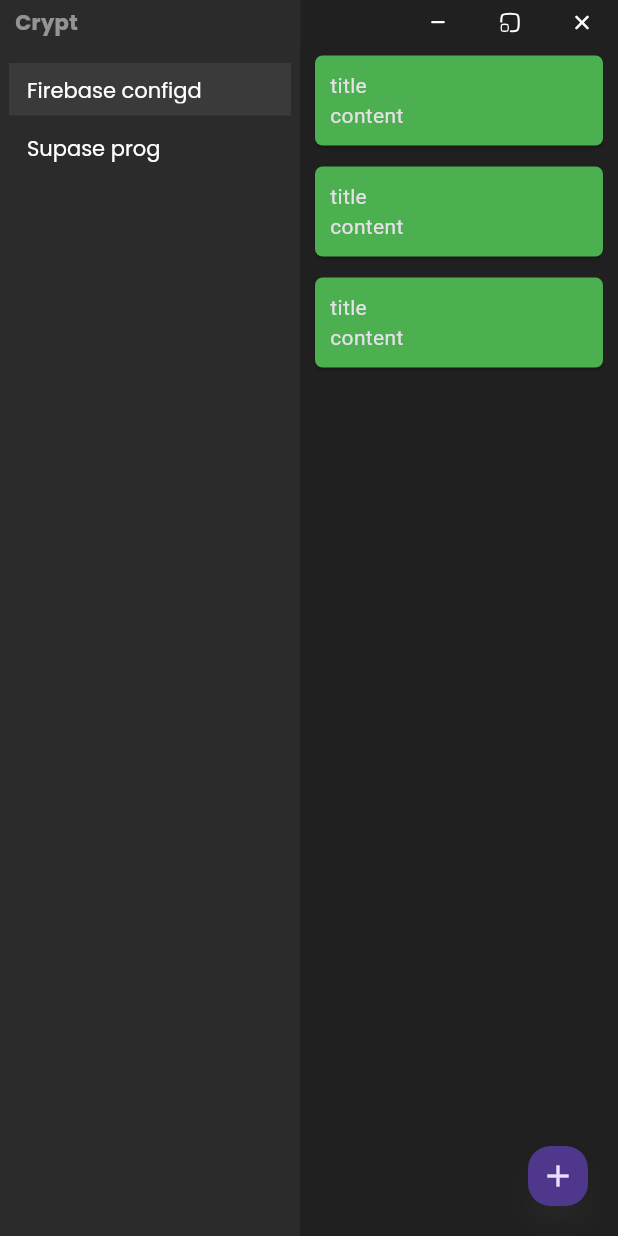
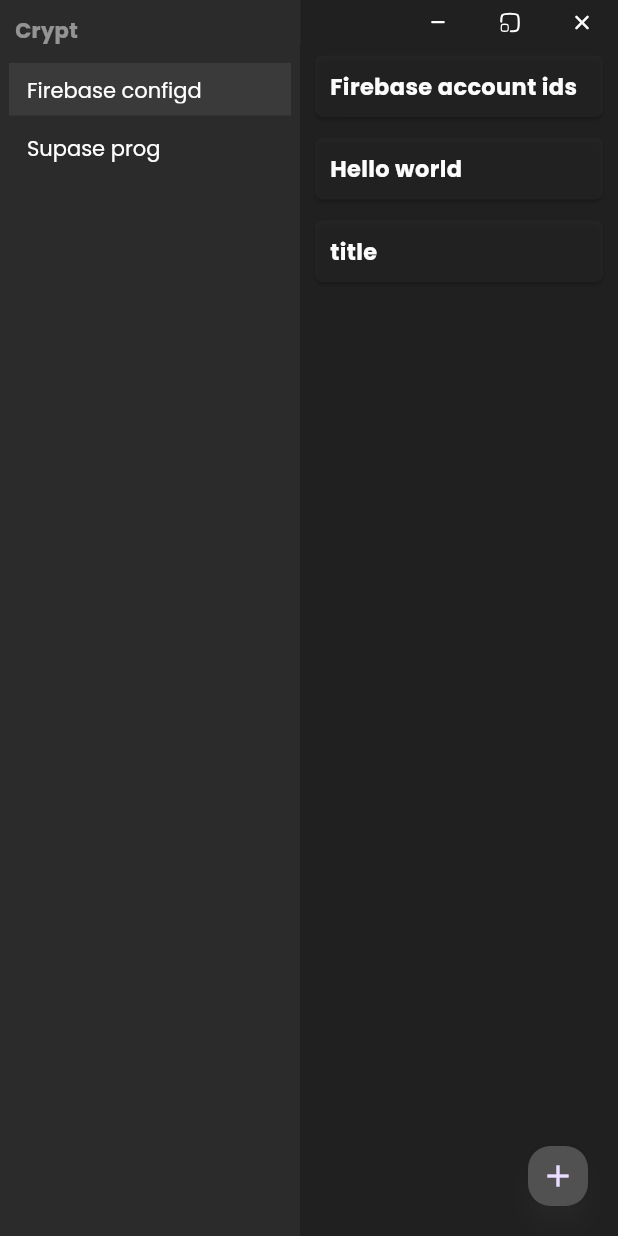
Before and after one commit to Guymaster/crypt, a Flutter app: the screen it shows after launch, on a phone screen of 412 x 824 dp. Run offline on Flutter 3.47's test engine with Material 3 defaults, Android fonts, the phone set to English and light mode, and no system bars; drawn by our look-alikes of expandable; our stand-ins replace flutter_svg, google_fonts, hive; missing offline and left inert: bitsdojo_window, contextual_menu; accounts and stored records are empty.

Commit message:
Setting up file item design and behavior

```diff
--- a/lib/common/styles.dart
+++ b/lib/common/styles.dart
@@ -21,3 +21,23 @@ abstract class CollectionNameTxtStyle {
     );
   }
 }
+
+abstract class FileNameTxtStyle {
+  static TextStyle classic(double size, Color color){
+    return GoogleFonts.poppins(
+        color: color,
+        fontSize: size,
+        fontWeight: FontWeight.bold
+    );
+  }
+}
+
+abstract class FileContentTxtStyle {
+  static TextStyle classic(double size, Color color){
+    return GoogleFonts.poppins(
+        color: color,
+        fontSize: size,
+        fontWeight: FontWeight.w500
+    );
+  }
+}
--- a/lib/pages/registry/components/collection-item.component.dart
+++ b/lib/pages/registry/components/collection-item.component.dart
@@ -1,6 +1,7 @@
 import 'package:crypt/common/styles.dart';
 import 'package:crypt/common/values.dart';
 import 'package:crypt/models/collection.model.dart';
+import 'package:flutter/cupertino.dart';
 import 'package:flutter/material.dart';
 
 class CollectionItem extends StatefulWidget {
@@ -16,6 +17,7 @@ class CollectionItem extends StatefulWidget {
 class _CollectionItemState extends State<CollectionItem> {
   ItemMode mode = ItemMode.VIEW;
   FocusNode focusNode = FocusNode();
+  FocusNode editFieldFocusNode = FocusNode();
   late TextEditingController textEditingController;
 
   @override
@@ -28,6 +30,7 @@ class _CollectionItemState extends State<CollectionItem> {
   @override
   void dispose() {
     focusNode.dispose();
+    editFieldFocusNode.dispose();
     textEditingController.dispose();
     super.dispose();
   }
@@ -98,6 +101,7 @@ class _CollectionItemState extends State<CollectionItem> {
                         onPressed: (){
                           setState(() {
                             mode = ItemMode.EDIT;
+                            editFieldFocusNode.requestFocus();
                           });
                         },
                         iconSize: 15,
@@ -121,7 +125,7 @@ class _CollectionItemState extends State<CollectionItem> {
                               ))
                           ),
                           iconSize: 15,
-                          icon: Icon(Icons.delete)
+                          icon: const Icon(Icons.delete)
                       ),
                     ),
                   ],
@@ -132,6 +136,7 @@ class _CollectionItemState extends State<CollectionItem> {
               height: 35,
               color: ColorPalette.getBlack(1),
               child: TextField(
+                focusNode: editFieldFocusNode,
                 controller: textEditingController,
                 textInputAction: TextInputAction.search,
                 textAlignVertical: TextAlignVertical.center,
@@ -144,7 +149,7 @@ class _CollectionItemState extends State<CollectionItem> {
                   counterText: "",
                   border: InputBorder.none,
                   isDense: true,
-                  contentPadding: EdgeInsets.symmetric(horizontal: 10, vertical: 10)
+                  contentPadding: EdgeInsets.symmetric(horizontal: 10, vertical: 7)
 
                 ),
               ),
--- /dev/null
+++ b/lib/pages/registry/components/file-item-menu.component.dart
@@ -0,0 +1,26 @@
+import 'package:crypt/models/file.model.dart';
+import 'package:flutter/material.dart' hide MenuItem;
+import 'package:contextual_menu/contextual_menu.dart';
+
+Menu FileItemMenu(void Function() onCopy, void Function() onEdit, void Function() onDelete,) => Menu(
+  items: [
+    MenuItem(
+      label: 'Copy',
+      onClick: (_) {
+        onCopy();
+      },
+    ),
+    MenuItem(
+      label: 'Edit',
+      onClick: (_) {
+        onEdit();
+      },
+    ),
+    MenuItem(
+      label: 'Delete',
+      onClick: (_) {
+        onDelete();
+      },
+    ),
+  ],
+);
--- a/lib/pages/registry/components/file-item.component.dart
+++ b/lib/pages/registry/components/file-item.component.dart
@@ -1,36 +1,75 @@
+import 'package:contextual_menu/contextual_menu.dart';
 import 'package:crypt/common/dimensions.dart';
+import 'package:crypt/common/styles.dart';
+import 'package:crypt/common/values.dart';
+import 'package:expandable/expandable.dart';
 import 'package:flutter/material.dart';
 import 'package:crypt/models/file.model.dart';
+import 'package:flutter/services.dart';
 
-class FileItem extends StatelessWidget {
+import 'file-item-menu.component.dart';
+
+class FileItem extends StatefulWidget {
   File file;
-  void Function(String name) onPressed;
-  FileItem({super.key, required this.onPressed, required this.file});
+  Future<void> Function(File file, ({String title, String content}) data) handleEdit;
+  Future<void> Function(File file) handleDelete;
+  FileItem({super.key, required this.handleEdit, required this.handleDelete, required this.file});
+
+  @override
+  State<FileItem> createState() => _FileItemState();
+}
+
+class _FileItemState extends State<FileItem> {
+
+  @override
+  void initState() {
+    super.initState();
+  }
+
+  @override
+  void dispose() {
+    super.dispose();
+  }
 
   @override
   Widget build(BuildContext context) {
-    return Card(
-      color: Colors.green,
-      shape: const RoundedRectangleBorder(
-        borderRadius: BorderRadius.all(Radius.circular(5))
-      ),
-      margin: EdgeInsets.symmetric(vertical: 7, horizontal: (MQ.getWidth(context) > 800)? 90 : 10),
-      child: Padding(
-        padding: const EdgeInsets.all(10),
-        child: Column(
-          children: [
-            Container(
+    return GestureDetector(
+      onSecondaryTapUp: (details){
+        popUpContextualMenu(
+          FileItemMenu((){
+            Clipboard.setData(ClipboardData(text: widget.file.content));
+          }, (){
+            //
+          }, (){
+            //
+          }),
+          placement: Placement.bottomLeft,
+        );
+      },
+      child: Card(
+        color: ColorPalette.getDarkGray(0.5),
+        shape: const RoundedRectangleBorder(
+          borderRadius: BorderRadius.all(Radius.circular(5))
+        ),
+        margin: EdgeInsets.symmetric(vertical: 7, horizontal: (MQ.getWidth(context) > 800)? 90 : 10),
+        child: ExpandablePanel(
+          theme: const ExpandableThemeData(
+              hasIcon: false
+          ),
+          header: Padding(
+            padding: const EdgeInsets.all(10),
+            child: Text(widget.file.title, style: FileNameTxtStyle.classic(15, ColorPalette.getWhite(1)),),
+          ),
+          collapsed: const SizedBox(),
+          expanded: Padding(
+            padding: const EdgeInsets.all(10),
+            child: Container(
               alignment: Alignment.centerLeft,
-              child: Text(file.title),
+              child: SelectableText(widget.file.content, style: FileContentTxtStyle.classic(14, ColorPalette.getWhite(0.7)),),
             ),
-            Container(
-              alignment: Alignment.centerLeft,
-              child: Text(file.content),
-            )
-          ],
+          ),
         ),
       ),
     );
   }
-
 }
--- a/lib/pages/registry/registry.page.dart
+++ b/lib/pages/registry/registry.page.dart
@@ -30,8 +30,12 @@ class RegistryPageState extends State<RegistryPage> {
     Collection("Supase prog"),
   ];
   List<File> files = [
-    File("collection_name", "title", "content"),
-    File("collection_name", "title", "content"),
+    File("collection_name", "Firebase account ids", '''
+This is supposed to be
+a multiline
+text
+    '''),
+    File("collection_name", "Hello world", "content"),
     File("collection_name", "title", "content"),
   ];
 
@@ -45,6 +49,7 @@ class RegistryPageState extends State<RegistryPage> {
   Widget build(BuildContext context){
     return Scaffold(
       floatingActionButton: FloatingActionButton(
+        backgroundColor: ColorPalette.getGray(1),
         shape: RoundedRectangleBorder(
           borderRadius: BorderRadius.circular(15)
         ),
@@ -88,6 +93,7 @@ class RegistryPageState extends State<RegistryPage> {
                         )
                       ),
                       child: Row(
+                        crossAxisAlignment: CrossAxisAlignment.end,
                         children: [
                           SizedBox(width: 10,),
                           Consumer<SecretKeyProvider>(
@@ -173,9 +179,12 @@ class RegistryPageState extends State<RegistryPage> {
                     child: ListView.builder(
                       itemCount: files.length,
                       itemBuilder: (context, i) => FileItem(
-                          onPressed: (String name){
-                            //
+                          handleDelete: (file) async {
+
                           },
+                        handleEdit: (file, data) async {
+
+                        },
                           file: files[i],
                       ),
                     ),
--- a/pubspec.yaml
+++ b/pubspec.yaml
@@ -40,6 +40,8 @@ dependencies:
   provider: ^6.1.2
   flutter_svg: ^2.0.10+1
   google_fonts: ^6.2.1
+  expandable: ^5.0.1
+  contextual_menu: ^0.1.2
 
 dev_dependencies:
   flutter_test:
```
Also changed, not shown: pubspec.lock, 5 other files.
